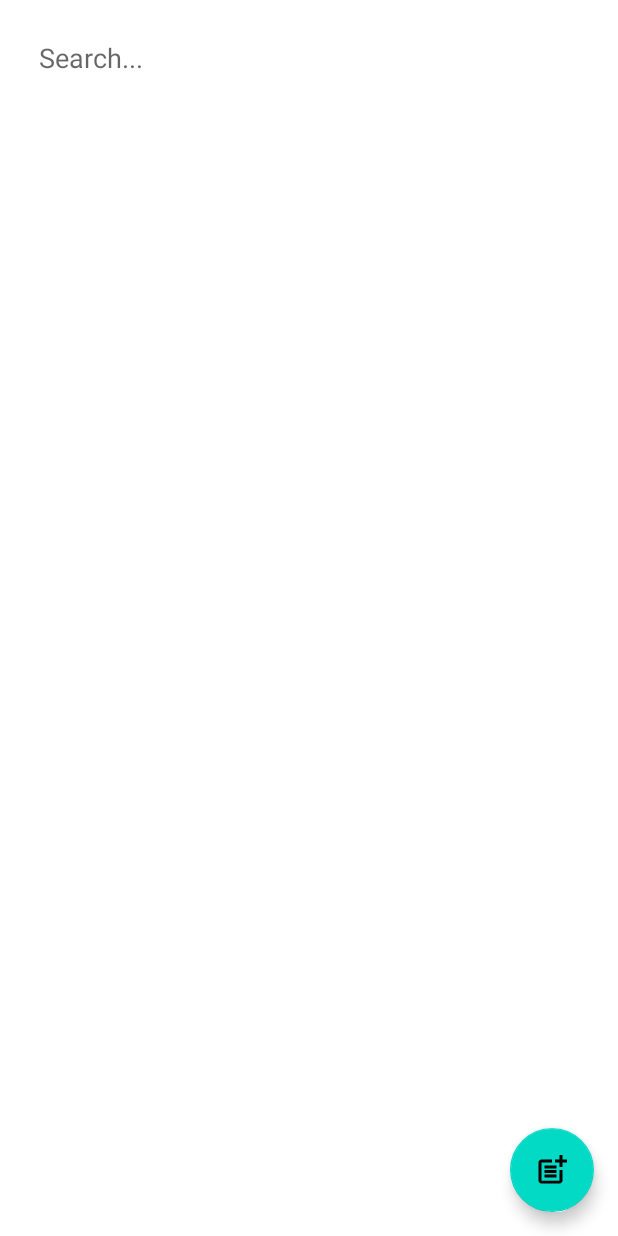
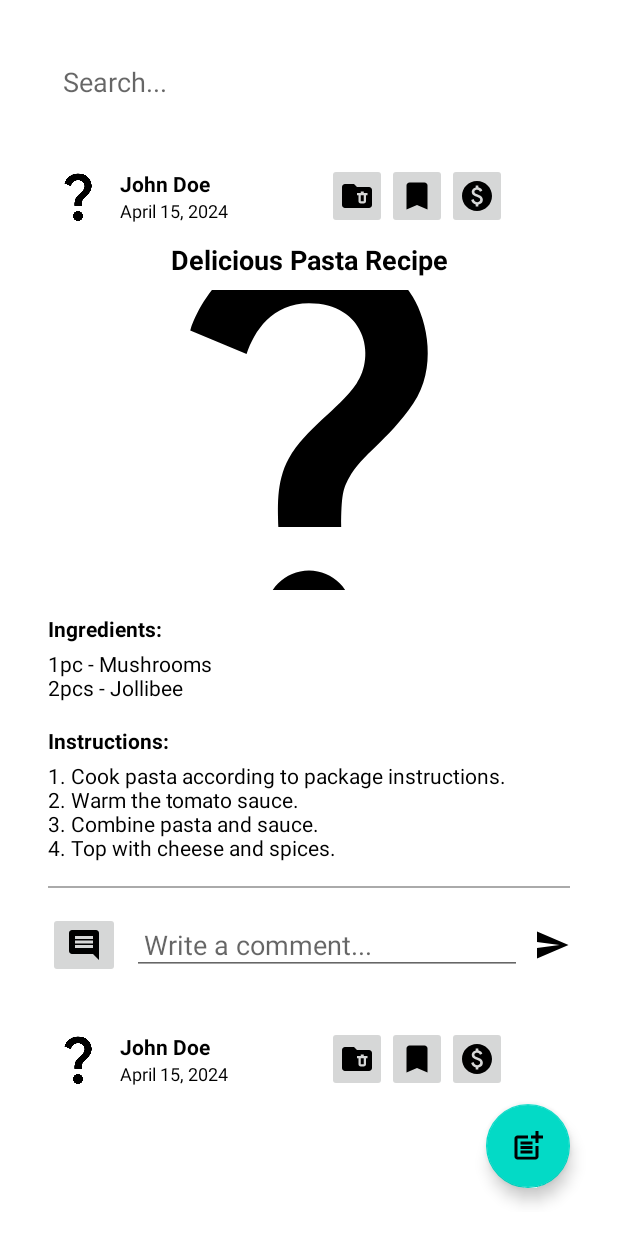
Before and after one commit to Jmsoqty/app_dishcovery, an Android app: the layout fragment_home.xml on its own in the app's theme, with its tools: preview values and no code run, on a phone screen of 412 x 824 dp. Run offline under Robolectric (Android 15) with nearby library versions, the phone set to English and light mode, and no system bars; network calls fail.

Commit message:
onti na lang

```diff
--- a/app/src/main/java/com/example/dishcovery/FundsFragment.java
+++ b/app/src/main/java/com/example/dishcovery/FundsFragment.java
@@ -52,7 +52,7 @@ public class FundsFragment extends Fragment {
     private List<Transaction> transactionsList = new ArrayList<>();
 
     private static final String TAG = "FundsFragment";
-    private static final String BASE_URL = "http://192.168.1.18/dishcovery/api/";
+    private static final String BASE_URL = "http://192.168.1.15/dishcovery/api/";
 
     private PaymentButtonContainer paymentButtonContainer;
     private View view;
--- a/app/src/main/java/com/example/dishcovery/LoginActivity.java
+++ b/app/src/main/java/com/example/dishcovery/LoginActivity.java
@@ -117,7 +117,7 @@ public class LoginActivity extends AppCompatActivity {
 
 
     private void sendGoogleSignInData(String username, String email) {
-        String url = "http://192.168.1.18/dishcovery/api/add_account.php";
+        String url = "http://192.168.1.15/dishcovery/api/add_account.php";
 
         StringRequest stringRequest = new StringRequest(Request.Method.POST, url, new Response.Listener<String>() {
             @Override
@@ -171,7 +171,7 @@ public class LoginActivity extends AppCompatActivity {
     }
 
     public void login() {
-        String url = "http://192.168.1.18/dishcovery/api/sign_in.php";
+        String url = "http://192.168.1.15/dishcovery/api/sign_in.php";
 
         stringRequest = new StringRequest(Request.Method.POST, url, new Response.Listener<String>() {
             @Override
--- a/app/src/main/java/com/example/dishcovery/MyAccountFragment.java
+++ b/app/src/main/java/com/example/dishcovery/MyAccountFragment.java
@@ -41,8 +41,8 @@ import okhttp3.Response;
 public class MyAccountFragment extends Fragment {
     // Define the callback interface
 
-    private static final String PROFILE_FETCH_URL = "http://192.168.1.18/dishcovery/api/fetch_profile.php";
-    private static final String UPDATE_PROFILE_URL = "http://192.168.1.18/dishcovery/api/update_profile.php";
+    private static final String PROFILE_FETCH_URL = "http://192.168.1.15/dishcovery/api/fetch_profile.php";
+    private static final String UPDATE_PROFILE_URL = "http://192.168.1.15/dishcovery/api/update_profile.php";
 
     private ImageView profileImageView;
     private Button uploadImageButton;
--- a/app/src/main/java/com/example/dishcovery/RegisterActivity.java
+++ b/app/src/main/java/com/example/dishcovery/RegisterActivity.java
@@ -119,7 +119,7 @@ public class RegisterActivity extends AppCompatActivity {
     }
 
     private void sendGoogleSignInData(String username, String email) {
-        String url = "http://192.168.1.18/dishcovery/api/add_account.php";
+        String url = "http://192.168.1.15/dishcovery/api/add_account.php";
 
         StringRequest stringRequest = new StringRequest(Request.Method.POST, url, new Response.Listener<String>() {
             @Override
@@ -172,7 +172,7 @@ public class RegisterActivity extends AppCompatActivity {
 
     // Moved register method outside onCreate
     public void register() {
-        String url = "http://192.168.1.18/dishcovery/api/sign_up.php";
+        String url = "http://192.168.1.15/dishcovery/api/sign_up.php";
 
         stringRequest = new StringRequest(Request.Method.POST, url, new Response.Listener<String>() {
             @Override
--- a/app/src/main/java/com/example/dishcovery/ShareRecipeDialog.java
+++ b/app/src/main/java/com/example/dishcovery/ShareRecipeDialog.java
@@ -289,7 +289,7 @@ public class ShareRecipeDialog extends DialogFragment {
                 .build();
 
         // Define the request URL
-        String url = "http://192.168.1.18/dishcovery/api/add_recipe.php";
+        String url = "http://192.168.1.15/dishcovery/api/add_recipe.php";
 
         // Build the POST request
         Request request = new Request.Builder()
--- /dev/null
+++ b/app/src/main/res/drawable/baseline_folder_delete_24.xml
@@ -0,0 +1,5 @@
+<vector xmlns:android="http://schemas.android.com/apk/res/android" android:height="24dp" android:tint="#000000" android:viewportHeight="24" android:viewportWidth="24" android:width="24dp">
+
+    <path android:fillColor="@android:color/white" android:pathData="M22,8v10c0,1.1 -0.9,2 -2,2H4c-1.1,0 -2,-0.9 -2,-2L2.01,6C2.01,4.9 2.9,4 4,4h6l2,2h8C21.1,6 22,6.9 22,8zM16.5,10V9h-2v1H12v1.5h1v4c0,0.83 0.67,1.5 1.5,1.5h2c0.83,0 1.5,-0.67 1.5,-1.5v-4h1V10H16.5zM16.5,15.5h-2v-4h2V15.5z"/>
+
+</vector>
--- /dev/null
+++ b/app/src/main/res/drawable/baseline_insert_comment_24.xml
@@ -0,0 +1,5 @@
+<vector xmlns:android="http://schemas.android.com/apk/res/android" android:autoMirrored="true" android:height="24dp" android:tint="#000000" android:viewportHeight="24" android:viewportWidth="24" android:width="24dp">
+
+    <path android:fillColor="@android:color/white" android:pathData="M20,2L4,2c-1.1,0 -2,0.9 -2,2v12c0,1.1 0.9,2 2,2h14l4,4L22,4c0,-1.1 -0.9,-2 -2,-2zM18,14L6,14v-2h12v2zM18,11L6,11L6,9h12v2zM18,8L6,8L6,6h12v2z"/>
+
+</vector>
--- /dev/null
+++ b/app/src/main/res/drawable/baseline_mode_edit_24.xml
@@ -0,0 +1,5 @@
+<vector xmlns:android="http://schemas.android.com/apk/res/android" android:height="24dp" android:tint="#000000" android:viewportHeight="24" android:viewportWidth="24" android:width="24dp">
+
+    <path android:fillColor="@android:color/white" android:pathData="M3,17.25V21h3.75L17.81,9.94l-3.75,-3.75L3,17.25zM20.71,7.04c0.39,-0.39 0.39,-1.02 0,-1.41l-2.34,-2.34c-0.39,-0.39 -1.02,-0.39 -1.41,0l-1.83,1.83 3.75,3.75 1.83,-1.83z"/>
+
+</vector>
--- /dev/null
+++ b/app/src/main/res/drawable/baseline_monetization_on_24.xml
@@ -0,0 +1,5 @@
+<vector xmlns:android="http://schemas.android.com/apk/res/android" android:height="24dp" android:tint="#000000" android:viewportHeight="24" android:viewportWidth="24" android:width="24dp">
+
+    <path android:fillColor="@android:color/white" android:pathData="M12,2C6.48,2 2,6.48 2,12s4.48,10 10,10 10,-4.48 10,-10S17.52,2 12,2zM13.41,18.09L13.41,20h-2.67v-1.93c-1.71,-0.36 -3.16,-1.46 -3.27,-3.4h1.96c0.1,1.05 0.82,1.87 2.65,1.87 1.96,0 2.4,-0.98 2.4,-1.59 0,-0.83 -0.44,-1.61 -2.67,-2.14 -2.48,-0.6 -4.18,-1.62 -4.18,-3.67 0,-1.72 1.39,-2.84 3.11,-3.21L10.74,4h2.67v1.95c1.86,0.45 2.79,1.86 2.85,3.39L14.3,9.34c-0.05,-1.11 -0.64,-1.87 -2.22,-1.87 -1.5,0 -2.4,0.68 -2.4,1.64 0,0.84 0.65,1.39 2.67,1.91s4.18,1.39 4.18,3.91c-0.01,1.83 -1.38,2.83 -3.12,3.16z"/>
+
+</vector>
--- /dev/null
+++ b/app/src/main/res/drawable/baseline_send_24.xml
@@ -0,0 +1,5 @@
+<vector xmlns:android="http://schemas.android.com/apk/res/android" android:autoMirrored="true" android:height="24dp" android:tint="#000000" android:viewportHeight="24" android:viewportWidth="24" android:width="24dp">
+
+    <path android:fillColor="@android:color/white" android:pathData="M2.01,21L23,12 2.01,3 2,10l15,2 -15,2z"/>
+
+</vector>
--- a/app/src/main/res/layout/fragment_home.xml
+++ b/app/src/main/res/layout/fragment_home.xml
@@ -1,10 +1,10 @@
 <?xml version="1.0" encoding="utf-8"?>
-<RelativeLayout
-    xmlns:android="http://schemas.android.com/apk/res/android"
+<LinearLayout xmlns:android="http://schemas.android.com/apk/res/android"
     xmlns:tools="http://schemas.android.com/tools"
     android:layout_width="match_parent"
     android:layout_height="match_parent"
-    tools:context=".HomeFragment">
+    android:orientation="vertical"
+    android:padding="16dp">
 
     <!-- Search Bar -->
     <EditText
@@ -14,6 +14,14 @@
         android:hint="Search..."
         android:layout_margin="16dp"
         android:padding="10dp" />
+
+    <!-- RecyclerView to display list of recipes -->
+    <androidx.recyclerview.widget.RecyclerView
+        android:id="@+id/recipe_recycler_view"
+        android:layout_width="match_parent"
+        android:layout_height="wrap_content"
+        android:layout_weight="1"
+        tools:listitem="@layout/recipe_item" />
 
     <!-- Plus Icon (Floating Action Button) -->
     <com.google.android.material.floatingactionbutton.FloatingActionButton
@@ -25,7 +33,7 @@
         android:layout_alignParentEnd="true"
         android:layout_marginEnd="16dp"
         android:layout_marginBottom="16dp"
+        android:layout_gravity="end"
         android:layout_alignParentBottom="true" />
 
-
-</RelativeLayout>
+</LinearLayout>
--- /dev/null
+++ b/app/src/main/res/layout/recipe_item.xml
@@ -0,0 +1,204 @@
+<?xml version="1.0" encoding="utf-8"?>
+<LinearLayout xmlns:android="http://schemas.android.com/apk/res/android"
+    android:layout_width="match_parent"
+    android:layout_height="wrap_content"
+    android:orientation="vertical"
+    android:padding="16dp">
+
+    <!-- Profile Picture, Name, Date, and Action Buttons -->
+    <LinearLayout
+        android:layout_width="match_parent"
+        android:layout_height="wrap_content"
+        android:orientation="horizontal"
+        android:gravity="center_vertical">
+
+        <!-- Profile Picture -->
+        <ImageView
+            android:id="@+id/profile_picture"
+            android:layout_width="40dp"
+            android:layout_height="40dp"
+            android:src="@drawable/default_profile"
+            android:contentDescription="Profile Picture"
+            android:layout_marginEnd="8dp"
+            android:scaleType="centerCrop" />
+
+        <!-- Name, Date, and Action Buttons -->
+        <LinearLayout
+            android:layout_width="0dp"
+            android:layout_height="wrap_content"
+            android:layout_weight="1"
+            android:orientation="horizontal"
+            android:gravity="center_vertical"
+            android:layout_marginEnd="8dp">
+
+            <!-- Name and Date -->
+            <LinearLayout
+                android:layout_width="wrap_content"
+                android:layout_height="wrap_content"
+                android:orientation="vertical"
+                android:layout_marginEnd="16dp">
+
+                <!-- Name -->
+                <TextView
+                    android:id="@+id/username_text"
+                    android:layout_width="wrap_content"
+                    android:layout_height="wrap_content"
+                    android:text="John Doe"
+                    android:textStyle="bold"
+                    android:textColor="@android:color/black" />
+
+                <!-- Date -->
+                <TextView
+                    android:id="@+id/post_date_text"
+                    android:layout_width="wrap_content"
+                    android:layout_height="wrap_content"
+                    android:text="April 15, 2024"
+                    android:textColor="@android:color/black"
+                    android:textSize="12sp" />
+            </LinearLayout>
+
+            <!-- Action Buttons: Edit, Delete, Bookmark, and Send Funds -->
+            <LinearLayout
+                android:layout_width="wrap_content"
+                android:layout_height="wrap_content"
+                android:orientation="horizontal">
+
+<!--                &lt;!&ndash; Edit Recipe Button &ndash;&gt;-->
+<!--                <ImageButton-->
+<!--                    android:id="@+id/edit_recipe_button"-->
+<!--                    android:layout_width="wrap_content"-->
+<!--                    android:layout_height="wrap_content"-->
+<!--                    android:src="@drawable/baseline_mode_edit_24"-->
+<!--                    android:contentDescription="Edit Button"-->
+<!--                    android:layout_marginEnd="8dp" />-->
+
+                <!-- Delete Recipe Button -->
+                <ImageButton
+                    android:id="@+id/delete_recipe_button"
+                    android:layout_width="40dp"
+                    android:layout_height="wrap_content"
+                    android:src="@drawable/baseline_folder_delete_24"
+                    android:contentDescription="Delete Recipe"
+                    android:layout_marginStart="50dp" />
+
+                <!-- Bookmark Button -->
+                <ImageButton
+                    android:id="@+id/bookmark_button"
+                    android:layout_width="40dp"
+                    android:layout_height="wrap_content"
+                    android:src="@drawable/nav_bookmarks"
+                    android:contentDescription="Bookmark Button" />
+
+                <!-- Send Funds Button -->
+                <ImageButton
+                    android:id="@+id/send_funds_button"
+                    android:layout_width="40dp"
+                    android:layout_height="wrap_content"
+                    android:src="@drawable/nav_funds"
+                    android:contentDescription="Send Funds" />
+            </LinearLayout>
+        </LinearLayout>
+    </LinearLayout>
+
+    <!-- Recipe Name -->
+    <TextView
+        android:id="@+id/recipe_name_text"
+        android:layout_width="match_parent"
+        android:gravity="center"
+        android:layout_height="wrap_content"
+        android:text="Delicious Pasta Recipe"
+        android:textStyle="bold"
+        android:textSize="18sp"
+        android:textColor="@android:color/black"
+        android:layout_gravity="center"
+        android:layout_marginTop="8dp" />
+
+    <!-- Dish Image -->
+    <ImageView
+        android:id="@+id/dish_image_view"
+        android:layout_width="match_parent"
+        android:layout_height="200dp"
+        android:src="@drawable/default_profile"
+        android:contentDescription="Dish Image"
+        android:scaleType="centerCrop"
+        android:layout_marginTop="8dp" />
+
+    <!-- Ingredients -->
+    <TextView
+        android:id="@+id/ingredients_label_text"
+        android:layout_width="wrap_content"
+        android:layout_height="wrap_content"
+        android:text="Ingredients:"
+        android:textStyle="bold"
+        android:textColor="@android:color/black"
+        android:layout_marginTop="16dp" />
+
+    <TextView
+        android:id="@+id/ingredients_text"
+        android:layout_width="match_parent"
+        android:layout_height="wrap_content"
+        android:text="1pc - Mushrooms\n2pcs - Jollibee"
+        android:textColor="@android:color/black"
+        android:layout_marginTop="4dp" />
+
+    <!-- Instructions -->
+    <TextView
+        android:id="@+id/instructions_label_text"
+        android:layout_width="wrap_content"
+        android:layout_height="wrap_content"
+        android:text="Instructions:"
+        android:textStyle="bold"
+        android:textColor="@android:color/black"
+        android:layout_marginTop="16dp" />
+
+    <TextView
+        android:id="@+id/instructions_text"
+        android:layout_width="match_parent"
+        android:layout_height="wrap_content"
+        android:text="1. Cook pasta according to package instructions.\n2. Warm the tomato sauce.\n3. Combine pasta and sauce.\n4. Top with cheese and spices."
+        android:textColor="@android:color/black"
+        android:layout_marginTop="4dp" />
+
+    <!-- Horizontal Line -->
+    <View
+        android:layout_width="match_parent"
+        android:layout_height="1dp"
+        android:background="@android:color/darker_gray"
+        android:layout_marginTop="16dp" />
+
+    <!-- Commenting Section -->
+    <LinearLayout
+        android:layout_width="match_parent"
+        android:layout_height="wrap_content"
+        android:orientation="horizontal"
+        android:gravity="center_vertical"
+        android:layout_marginTop="16dp">
+
+        <ImageButton
+            android:id="@+id/comment_button"
+            android:layout_width="wrap_content"
+            android:layout_height="wrap_content"
+            android:src="@drawable/baseline_insert_comment_24"
+            android:contentDescription="Comment Icon"
+            android:layout_marginEnd="8dp" />
+
+        <!-- EditText for Comment -->
+        <EditText
+            android:id="@+id/comment_input"
+            android:layout_width="0dp"
+            android:layout_height="wrap_content"
+            android:layout_weight="1"
+            android:hint="Write a comment..."
+            android:layout_marginEnd="8dp"
+            android:padding="8dp" />
+
+        <!-- Send Icon -->
+        <ImageButton
+            android:id="@+id/send_button"
+            android:layout_width="wrap_content"
+            android:layout_height="wrap_content"
+            android:src="@drawable/baseline_send_24"
+            android:contentDescription="Send Comment"
+            android:background="@null" />
+    </LinearLayout>
+</LinearLayout>
```
Also changed, not shown: app/src/main/java/com/example/dishcovery/HomeFragment.java (+106 -20 lines), app/src/main/java/com/example/dishcovery/Recipe.java (added, +134 -0 lines), app/src/main/java/com/example/dishcovery/RecipeAdapter.java (added, +166 -0 lines).
